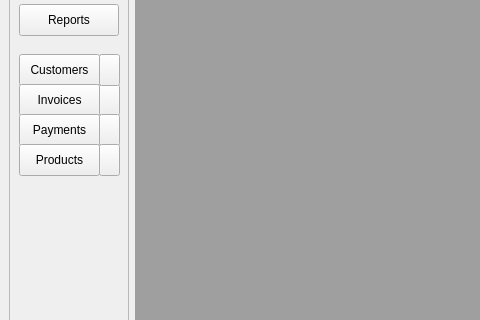
Old version of the form mainwindow.ui in the repository hbmftw/OSI-Invoicing; both pictures show x 0 to 480 and y 111 to 431 of the 854 by 600 pixel window.
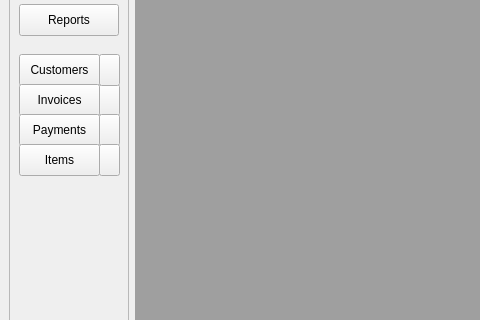
New version of the form.

```diff
--- a/mainwindow.ui
+++ b/mainwindow.ui
@@ -222,7 +222,7 @@
           </rect>
          </property>
          <property name="text">
-          <string>Products</string>
+          <string>Items</string>
          </property>
         </widget>
         <widget class="QPushButton" name="Dashboard_Button">
```
